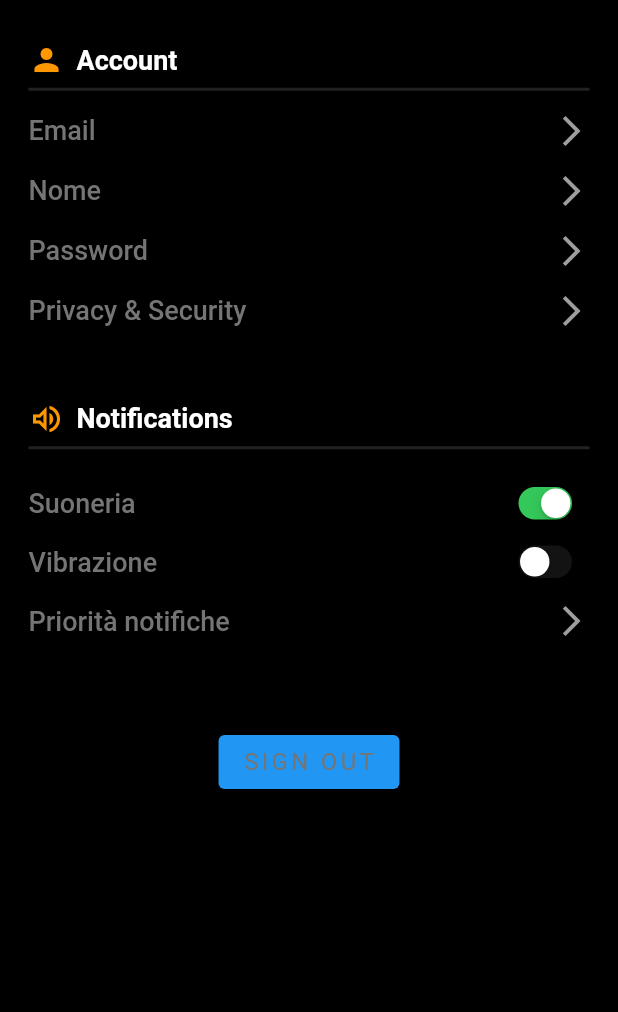
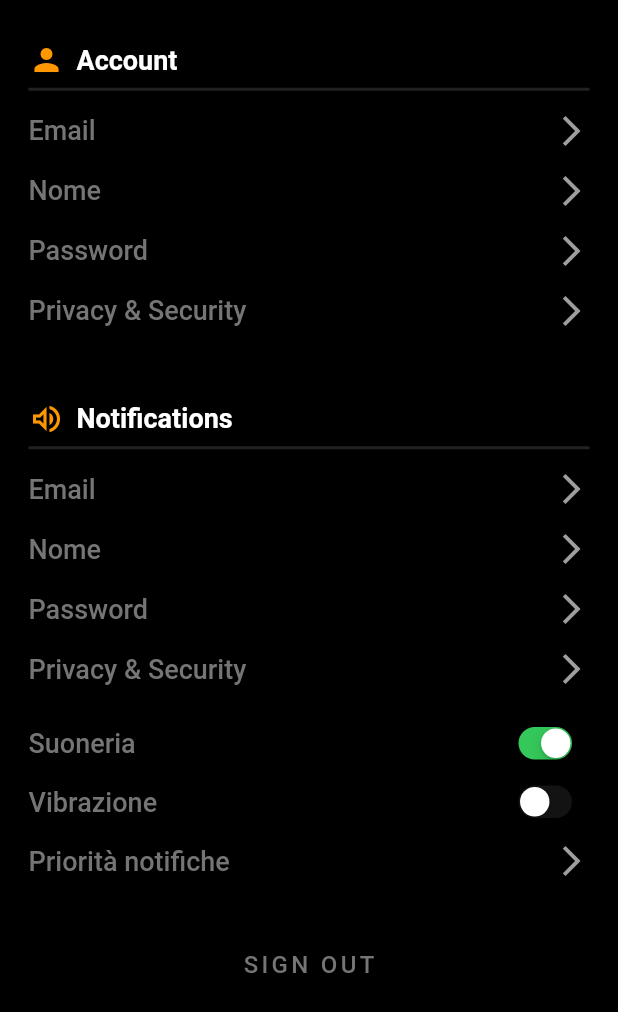
Before and after one commit to cdelprete21/twigo, a Flutter app: the Impostazioni widget shown alone on an empty page, opened directly, on a phone screen of 412 x 824 dp. Shown: the top 1012 px of the screen. Run offline on Flutter 3.47's test engine with Material 2 defaults, Android fonts, the light colour scheme and no system bars; our stand-ins replace bottom_navy_bar, firebase_auth, firebase_core; accounts and stored records are empty.

Commit message:
tutto sistemato

```diff
--- a/lib/UI/MyApp.dart
+++ b/lib/UI/MyApp.dart
@@ -25,7 +25,6 @@ class _LoginScreenState extends State<LoginScreen> {
   @override
   Widget build(BuildContext context) {
     return Container(
-
     );
   }
 }
--- a/lib/UI/MyPackage.dart
+++ b/lib/UI/MyPackage.dart
@@ -6,11 +6,11 @@ import 'package:Twigo/UI/pagine/LinkPage.dart';
 import 'package:Twigo/UI/pagine/Prodotti.dart';
 import 'package:Twigo/UI/pagine/Home.dart';
 import 'package:bottom_navy_bar/bottom_navy_bar.dart';
+import 'package:firebase_auth/firebase_auth.dart';
 import 'package:flutter/material.dart';
 
 class MyPackage extends StatefulWidget {
-  const MyPackage({ Key? key }) : super(key: key);
-
+   MyPackage({ Key? key }) : super(key: key);
   @override
   State<MyPackage> createState() => _MyPackageState();
 }
--- a/lib/UI/pagine/Impostazioni.dart
+++ b/lib/UI/pagine/Impostazioni.dart
@@ -3,18 +3,12 @@ import 'package:flutter/material.dart';
 
 class Impostazioni extends StatefulWidget {
   const Impostazioni({ Key? key }) : super(key: key);
-
   @override
   State<Impostazioni> createState() => _ImpostazioniState();
 }
-
 class _ImpostazioniState extends State<Impostazioni> {
   @override
   Widget build(BuildContext context) {
-
-    final ButtonStyle style =
-        ElevatedButton.styleFrom(textStyle: const TextStyle(fontSize: 20));
-
     return Container(
       color: Colors.black,
       padding: EdgeInsets.only(left: 16, top: 25, right: 16),
@@ -73,6 +67,10 @@ class _ImpostazioniState extends State<Impostazioni> {
               height: 15,
               thickness: 2,
             ),
+            buildAccountOptionRow(context, "Email"),
+            buildAccountOptionRow(context, "Nome"),
+            buildAccountOptionRow(context, "Password"),
+            buildAccountOptionRow(context, "Privacy & Security"),
             SizedBox(
               height: 10,
             ),
@@ -80,12 +78,13 @@ class _ImpostazioniState extends State<Impostazioni> {
             buildNotificationOptionRow("Vibrazione", false),
             buildAccountOptionRow(context, "Priorità notifiche"),
             SizedBox(
-              height: 50,
+              height: 25,
             ),
             Center(
-                child: ElevatedButton(
-                  style: style,
-                  onPressed: () {},
+                child: TextButton(
+                  style: ButtonStyle(
+                  foregroundColor: MaterialStateProperty.all<Color>(Colors.grey),
+                ),
                   child: Text(
                     "SIGN OUT",
                     style: TextStyle(
@@ -95,8 +94,9 @@ class _ImpostazioniState extends State<Impostazioni> {
 
                     ),
                   ),
+                  onPressed: () {},
                 ),
-                ),
+            ),
           ],
         ),
       ),
--- a/lib/main.dart
+++ b/lib/main.dart
@@ -2,7 +2,10 @@ import 'package:Twigo/UI/MyApp.dart';
 import 'package:flutter/material.dart';
 import 'package:bottom_navy_bar/bottom_navy_bar.dart';
 import 'package:flutter/src/painting/box_decoration.dart';
+import 'package:firebase_core/firebase_core.dart';
 
-void main() {
+Future<void> main() async{
+  WidgetsFlutterBinding.ensureInitialized();
+  //await Firebase.initializeApp();
   runApp(const MyApp());
 }
```
Also changed, not shown: lib/UI/pagine/Prodotti.dart (+20 -70 lines), lib/UI/pagine/Profilo.dart (+2 -7 lines), lib/UI/pagine/merch.dart (+5 -5 lines), 3 other files.
